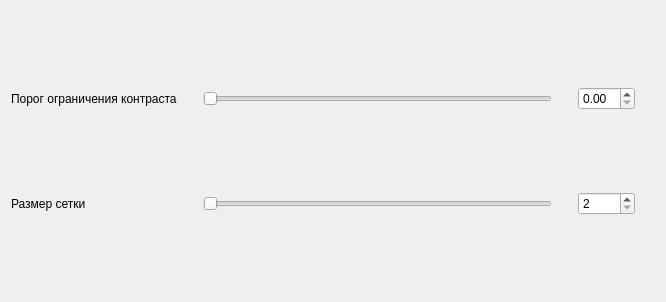
Above: ui/dialog_clahe.ui from StarAres1/VideoHadler before the change. Below: the same form after it.
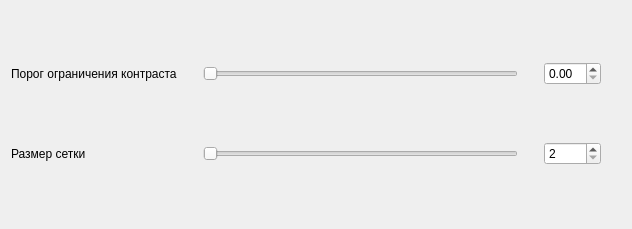
That is the form after the change.

What changed in the file:
```diff
--- a/ui/dialog_clahe.ui
+++ b/ui/dialog_clahe.ui
@@ -6,8 +6,8 @@
    <rect>
     <x>0</x>
     <y>0</y>
-    <width>666</width>
-    <height>302</height>
+    <width>632</width>
+    <height>229</height>
    </rect>
   </property>
   <property name="windowTitle">
```
